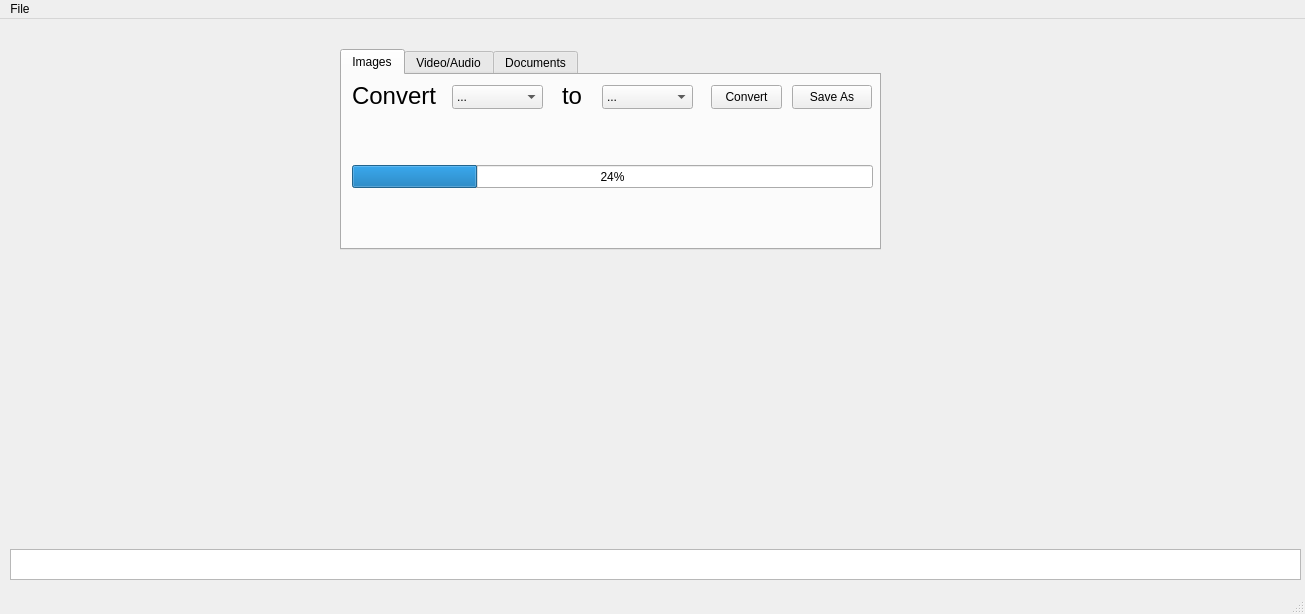
Cub1cMang0/FLEX, file mainwindow.ui: the form before one commit.
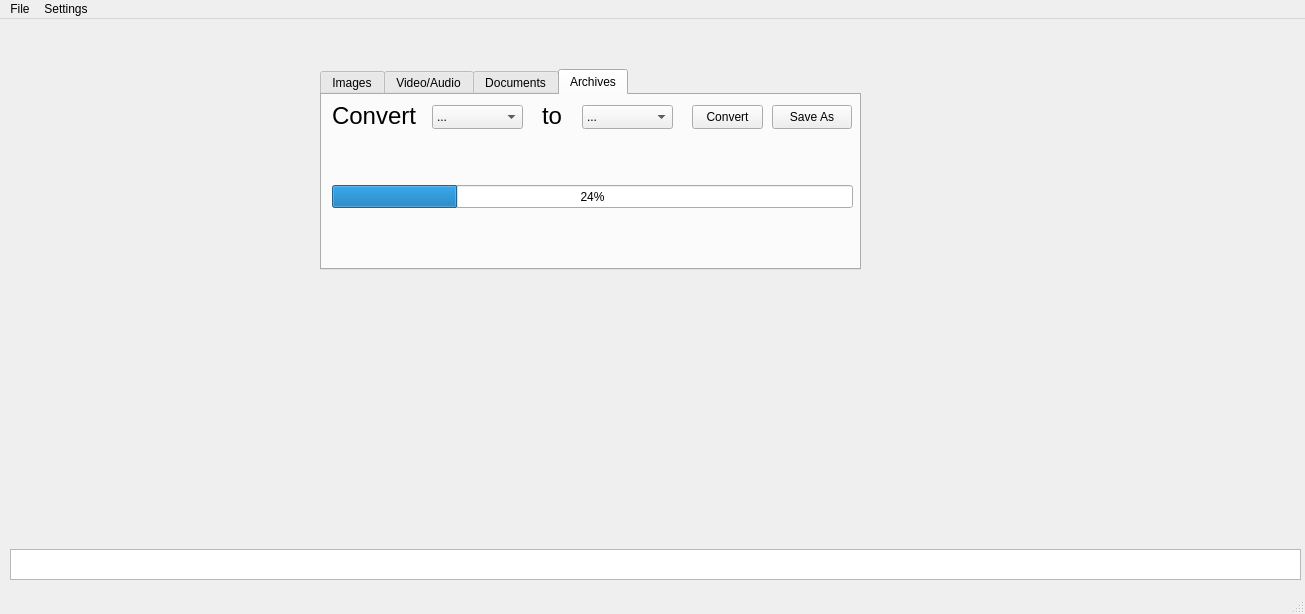
The form after the commit.

Commit message: Fixed some bugs, added Save As button to save the converter file into a different save location, and updated Cmake

Patch:
```diff
--- a/mainwindow.ui
+++ b/mainwindow.ui
@@ -27,14 +27,14 @@
    <widget class="QTabWidget" name="file_sections">
     <property name="geometry">
      <rect>
-      <x>340</x>
-      <y>30</y>
+      <x>320</x>
+      <y>50</y>
       <width>541</width>
       <height>201</height>
      </rect>
     </property>
     <property name="currentIndex">
-     <number>0</number>
+     <number>3</number>
     </property>
     <widget class="QWidget" name="Images">
      <attribute name="title">
@@ -716,6 +716,206 @@
       </property>
      </widget>
     </widget>
+    <widget class="QWidget" name="Archives">
+     <attribute name="title">
+      <string>Archives</string>
+     </attribute>
+     <widget class="QLabel" name="text_archive_1">
+      <property name="geometry">
+       <rect>
+        <x>10</x>
+        <y>10</y>
+        <width>91</width>
+        <height>21</height>
+       </rect>
+      </property>
+      <property name="font">
+       <font>
+        <pointsize>18</pointsize>
+       </font>
+      </property>
+      <property name="text">
+       <string>Convert</string>
+      </property>
+     </widget>
+     <widget class="QLabel" name="text_archive_2">
+      <property name="geometry">
+       <rect>
+        <x>220</x>
+        <y>10</y>
+        <width>31</width>
+        <height>21</height>
+       </rect>
+      </property>
+      <property name="font">
+       <font>
+        <pointsize>18</pointsize>
+       </font>
+      </property>
+      <property name="text">
+       <string>to</string>
+      </property>
+     </widget>
+     <widget class="QComboBox" name="input_type_archive">
+      <property name="geometry">
+       <rect>
+        <x>110</x>
+        <y>10</y>
+        <width>91</width>
+        <height>24</height>
+       </rect>
+      </property>
+      <item>
+       <property name="text">
+        <string>...</string>
+       </property>
+      </item>
+      <item>
+       <property name="text">
+        <string>ZIP</string>
+       </property>
+      </item>
+      <item>
+       <property name="text">
+        <string>7Z</string>
+       </property>
+      </item>
+      <item>
+       <property name="text">
+        <string>TAR</string>
+       </property>
+      </item>
+      <item>
+       <property name="text">
+        <string>XAR</string>
+       </property>
+      </item>
+      <item>
+       <property name="text">
+        <string>ISO</string>
+       </property>
+      </item>
+      <item>
+       <property name="text">
+        <string>CPIO</string>
+       </property>
+      </item>
+      <item>
+       <property name="text">
+        <string>MTREE</string>
+       </property>
+      </item>
+      <item>
+       <property name="text">
+        <string>WARC</string>
+       </property>
+      </item>
+      <item>
+       <property name="text">
+        <string>AR</string>
+       </property>
+      </item>
+     </widget>
+     <widget class="QComboBox" name="output_type_archive">
+      <property name="geometry">
+       <rect>
+        <x>260</x>
+        <y>10</y>
+        <width>91</width>
+        <height>24</height>
+       </rect>
+      </property>
+      <item>
+       <property name="text">
+        <string>...</string>
+       </property>
+      </item>
+      <item>
+       <property name="text">
+        <string>ZIP</string>
+       </property>
+      </item>
+      <item>
+       <property name="text">
+        <string>7Z</string>
+       </property>
+      </item>
+      <item>
+       <property name="text">
+        <string>TAR</string>
+       </property>
+      </item>
+      <item>
+       <property name="text">
+        <string>XAR</string>
+       </property>
+      </item>
+      <item>
+       <property name="text">
+        <string>ISO</string>
+       </property>
+      </item>
+      <item>
+       <property name="text">
+        <string>CPIO</string>
+       </property>
+      </item>
+      <item>
+       <property name="text">
+        <string>MTREE</string>
+       </property>
+      </item>
+      <item>
+       <property name="text">
+        <string>WARC</string>
+       </property>
+      </item>
+      <item>
+       <property name="text">
+        <string>AR</string>
+       </property>
+      </item>
+     </widget>
+     <widget class="QPushButton" name="convert_button_archive">
+      <property name="geometry">
+       <rect>
+        <x>370</x>
+        <y>10</y>
+        <width>71</width>
+        <height>24</height>
+       </rect>
+      </property>
+      <property name="text">
+       <string>Convert</string>
+      </property>
+     </widget>
+     <widget class="QPushButton" name="convert_button_archive_save">
+      <property name="geometry">
+       <rect>
+        <x>450</x>
+        <y>10</y>
+        <width>80</width>
+        <height>24</height>
+       </rect>
+      </property>
+      <property name="text">
+       <string>Save As</string>
+      </property>
+     </widget>
+     <widget class="QProgressBar" name="archives_progress">
+      <property name="geometry">
+       <rect>
+        <x>10</x>
+        <y>90</y>
+        <width>521</width>
+        <height>23</height>
+       </rect>
+      </property>
+      <property name="value">
+       <number>24</number>
+      </property>
+     </widget>
+    </widget>
    </widget>
   </widget>
   <widget class="QMenuBar" name="menubar">
@@ -734,7 +934,14 @@
     <addaction name="actionChange_Save_Folder"/>
     <addaction name="actionExit"/>
    </widget>
+   <widget class="QMenu" name="menuSettings">
+    <property name="title">
+     <string>Settings</string>
+    </property>
+    <addaction name="actionChange_Save_Folder"/>
+   </widget>
    <addaction name="menuFile"/>
+   <addaction name="menuSettings"/>
   </widget>
   <widget class="QStatusBar" name="statusbar"/>
   <action name="actionExit">
```
Left out of the diff: 5 changed lines with no effect on the pictures. The commit also changes 9 other files.
